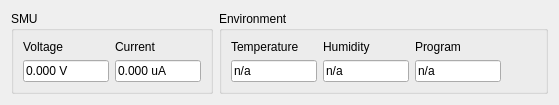
Before: the Qt Designer form comet_longterm/statuswidget.ui in hephy-dd/comet-longterm, drawn with Qt 5.
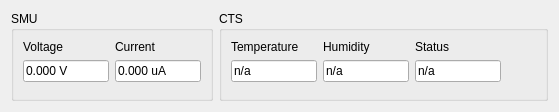
After: the same form once the commit is applied.

Commit message: disable environ status if CTS disabled

```diff
--- a/comet_longterm/statuswidget.ui
+++ b/comet_longterm/statuswidget.ui
@@ -7,7 +7,7 @@
     <x>0</x>
     <y>0</y>
     <width>559</width>
-    <height>104</height>
+    <height>112</height>
    </rect>
   </property>
   <property name="windowTitle">
@@ -118,7 +118,7 @@
       </sizepolicy>
      </property>
      <property name="title">
-      <string>Environment</string>
+      <string>CTS</string>
      </property>
      <layout class="QGridLayout" name="gridLayout">
       <item row="1" column="3">
@@ -220,7 +220,7 @@
       <item row="0" column="2">
        <widget class="QLabel" name="label_4">
         <property name="text">
-         <string>Program</string>
+         <string>Status</string>
         </property>
        </widget>
       </item>
```
Left out of the diff: 16 changed lines with no effect on the pictures. The commit also changes 2 other files.
